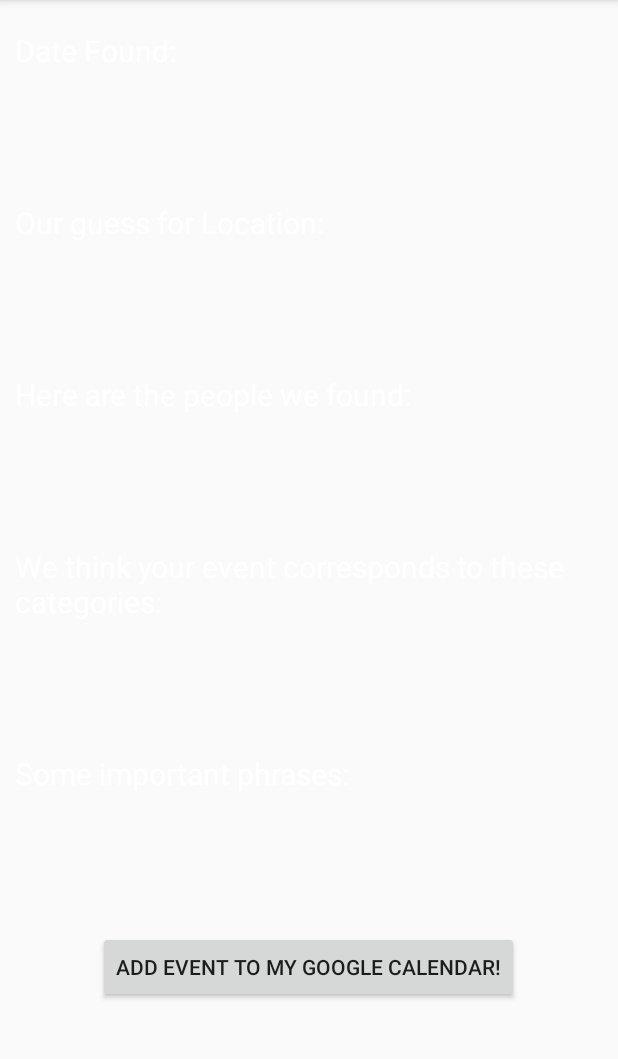
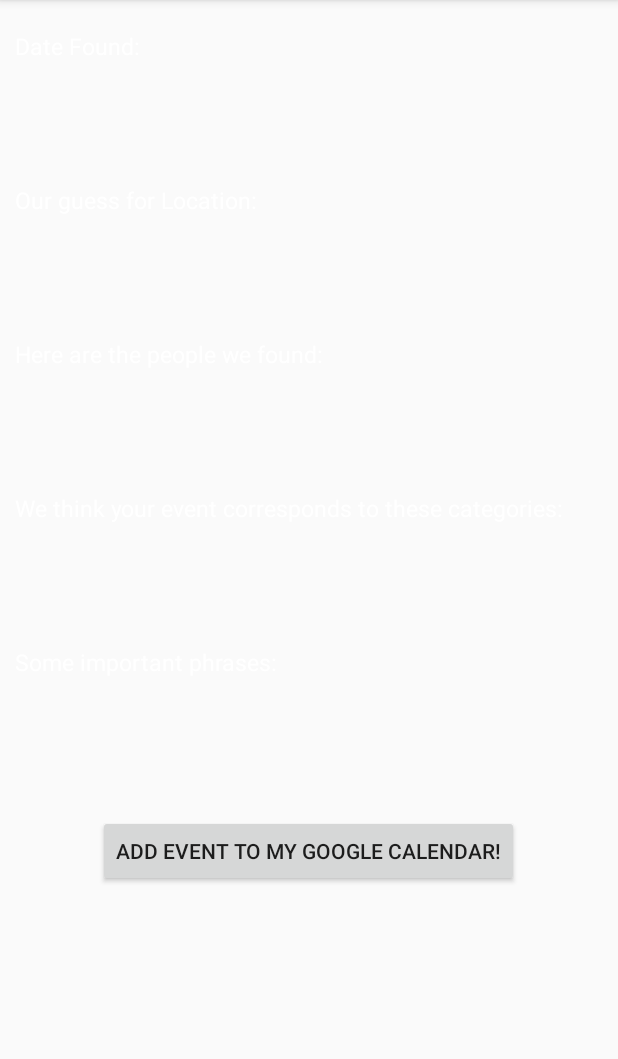
Before and after one commit to tgopal/EventOCR, an Android app: the ProcessTextActivity screen opened directly, with no data from a screen before it, on a phone screen of 412 x 824 dp, the part 84-1143 px from its top. Run offline under Robolectric (Android 15) with nearby library versions, the phone set to English and light mode, and no system bars; libraries missing offline, so code that uses them is left out: com.github.library.bubbleview, com.google.api.client, com.google.api.services, com.ibm.watson; plain views replace BubbleTextView; 20 statements that could not run were skipped.

```diff
--- a/app/src/main/AndroidManifest.xml
+++ b/app/src/main/AndroidManifest.xml
@@ -45,7 +45,9 @@
             android:value="ocr" />
 
         <activity android:name=".ProcessTextActivity"></activity>
-        <activity android:name=".AuthActivity"></activity>
+        <activity android:name=".AuthActivity"
+            android:theme="@android:style/Theme.Dialog"
+            android:excludeFromRecents="true"></activity>
     </application>
 
 </manifest>
--- a/app/src/main/res/layout/activity_process_text.xml
+++ b/app/src/main/res/layout/activity_process_text.xml
@@ -20,7 +20,7 @@
                 android:layout_marginTop="10dp"
                 android:padding="10dp"
                 android:text="Date Found:"
-                android:textSize="20sp"
+                android:textSize="15sp"
                 android:textColor="@android:color/white"
                 app:arrowWidth="2dp"
                 app:angle="8dp"
@@ -39,7 +39,7 @@
                 android:layout_marginTop="10dp"
                 android:layout_alignParentEnd="true"
                 android:layout_alignParentRight="true"
-                android:textSize="20sp"
+                android:textSize="15sp"
                 android:paddingRight="20dp"
                 android:padding="10dp"
                 android:textColor="@android:color/black"
@@ -60,7 +60,7 @@
                 android:padding="10dp"
                 android:text="Our guess for Location:"
                 android:textColor="@android:color/white"
-                android:textSize="20sp"
+                android:textSize="15sp"
                 app:arrowWidth="2dp"
                 app:angle="8dp"
                 app:arrowHeight="10dp"
@@ -80,7 +80,7 @@
                 android:paddingRight="20dp"
                 android:padding="10dp"
                 android:textColor="@android:color/black"
-                android:textSize="20sp"
+                android:textSize="15sp"
                 app:arrowWidth="2dp"
                 app:angle="8dp"
                 app:arrowHeight="10dp"
@@ -97,7 +97,7 @@
                 android:layout_marginTop="10dp"
                 android:padding="10dp"
                 android:text="Here are the people we found:"
-                android:textSize="20sp"
+                android:textSize="15sp"
                 android:textColor="@android:color/white"
                 app:arrowWidth="2dp"
                 app:angle="8dp"
@@ -118,7 +118,7 @@
                 android:paddingRight="20dp"
                 android:padding="10dp"
                 android:textColor="@android:color/black"
-                android:textSize="20sp"
+                android:textSize="15sp"
                 app:arrowWidth="2dp"
                 app:angle="8dp"
                 app:arrowHeight="10dp"
@@ -136,7 +136,7 @@
                 android:padding="10dp"
                 android:text="We think your event corresponds to these categories:"
                 android:textColor="@android:color/white"
-                android:textSize="20sp"
+                android:textSize="15sp"
                 app:arrowWidth="2dp"
                 app:angle="8dp"
                 app:arrowHeight="10dp"
@@ -156,7 +156,7 @@
                 android:paddingRight="20dp"
                 android:padding="10dp"
                 android:textColor="@android:color/black"
-                android:textSize="20sp"
+                android:textSize="15sp"
                 app:arrowWidth="2dp"
                 app:angle="8dp"
                 app:arrowHeight="10dp"
@@ -174,7 +174,7 @@
                 android:padding="10dp"
                 android:text="Some important phrases:"
                 android:textColor="@android:color/white"
-                android:textSize="20sp"
+                android:textSize="15sp"
                 app:arrowWidth="2dp"
                 app:angle="8dp"
                 app:arrowHeight="10dp"
```
Also changed, not shown: app/src/main/java/com/example/tgopal/eventreader/AuthActivity.java (+3 -14 lines), app/src/main/java/com/example/tgopal/eventreader/ProcessTextActivity.java (+1 -8 lines), app/src/main/res/values/styles.xml (+9 -0 lines).
